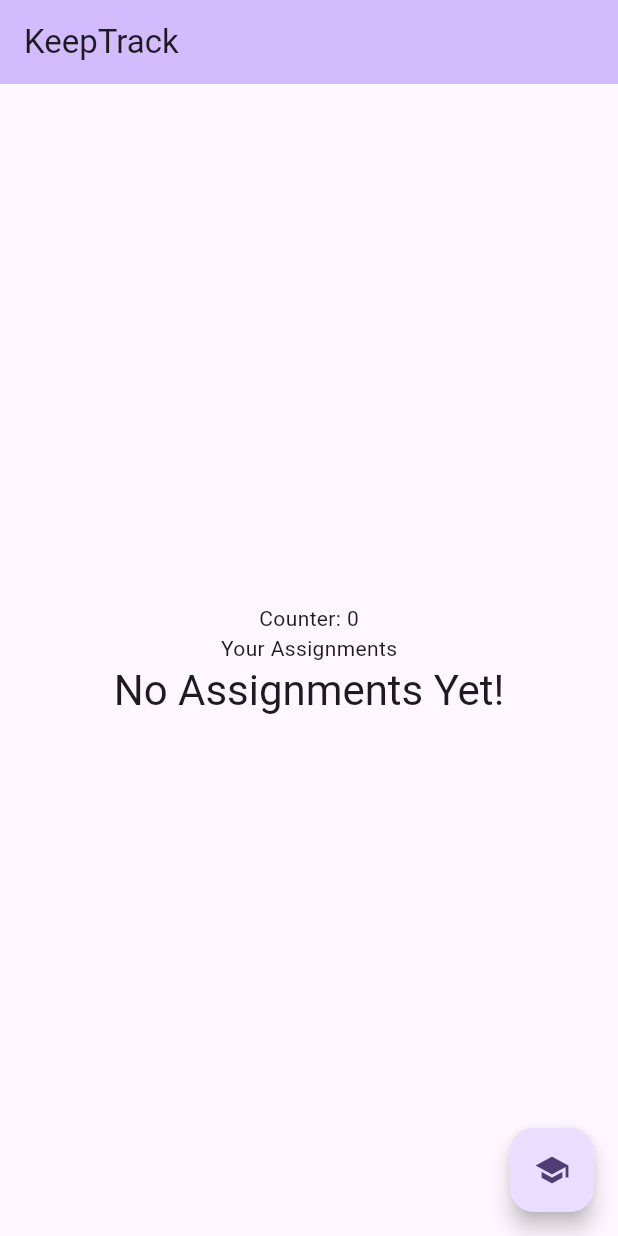
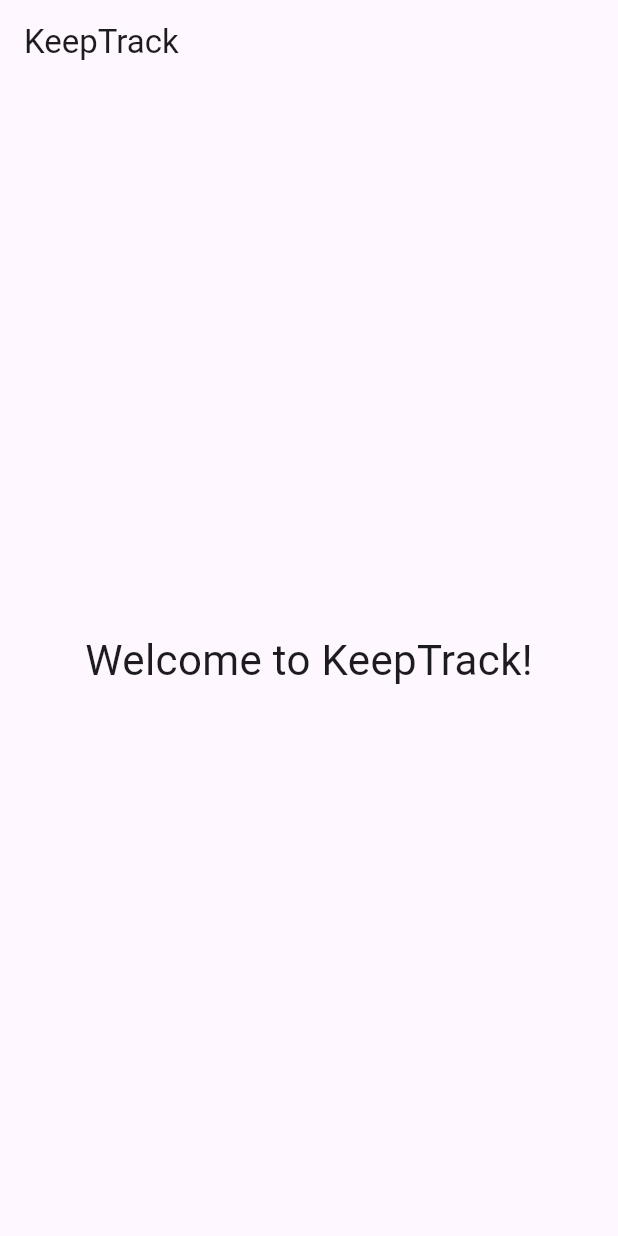
Before and after one commit to Taqiyya1/KeepTrack, a Flutter app: the screen it shows after launch, on a phone screen of 412 x 824 dp. Run offline on Flutter 3.47's test engine with Material 3 defaults, Android fonts, the phone set to English and light mode, and no system bars.

Commit message:
Updated KeepTrack App

```diff
--- a/lib/main.dart
+++ b/lib/main.dart
@@ -1,4 +1,5 @@
 import 'package:flutter/material.dart';
+import 'screens/home.dart';
 
 void main() {
   runApp(const MyApp());
@@ -30,7 +31,7 @@ class MyApp extends StatelessWidget {
         // tested with just a hot reload.
         colorScheme: ColorScheme.fromSeed(seedColor: Colors.deepPurple),
       ),
-      home: const MyHomePage(title: 'KeepTrack'),
+      home: const HomeScreen(),
     );
   }
 }
--- a/lib/screens/home.dart
+++ b/lib/screens/home.dart
@@ -0,0 +1,20 @@
+import 'package:flutter/material.dart';
+
+class HomeScreen extends StatelessWidget {
+  const HomeScreen({super.key});
+
+  @override
+  Widget build(BuildContext context) {
+    return Scaffold(
+      appBar: AppBar(
+        title: const Text("KeepTrack"),
+      ),
+      body: const Center(
+        child: Text(
+          "Welcome to KeepTrack!",
+          style: TextStyle(fontSize: 28),
+        ),
+      ),
+    );
+  }
+}
```
